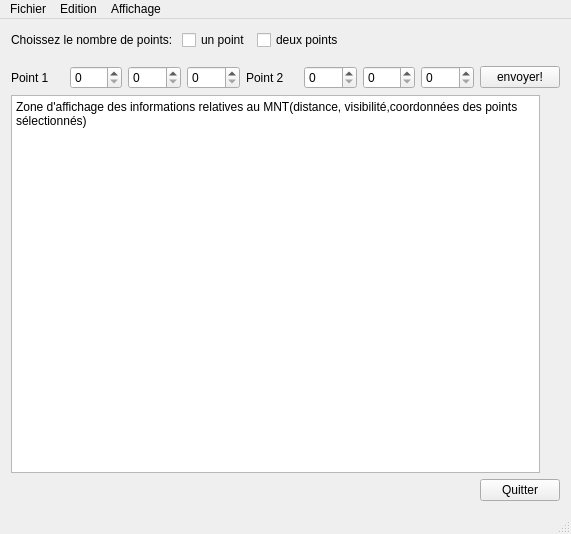
Old version of the form mainwindow.ui in the repository ppensier/projet_opengl.
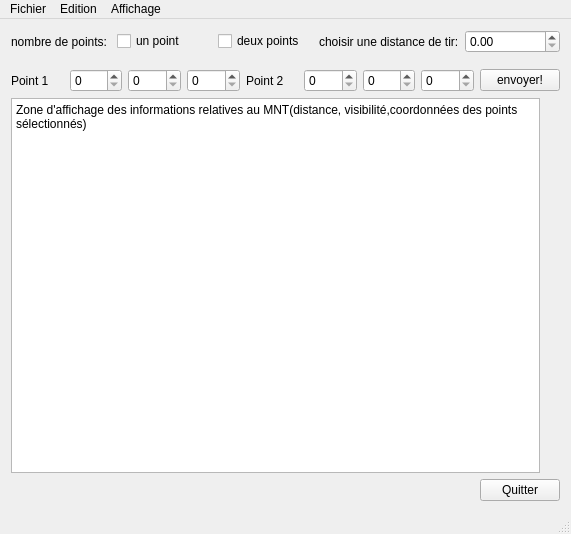
New version of the form.

The edit to the form file:
```diff
--- a/mainwindow.ui
+++ b/mainwindow.ui
@@ -23,7 +23,7 @@
       <item>
        <widget class="QLabel" name="label">
         <property name="text">
-         <string>Choissez le nombre de points: </string>
+         <string>nombre de points: </string>
         </property>
        </widget>
       </item>
@@ -42,17 +42,18 @@
        </widget>
       </item>
       <item>
-       <spacer name="horizontalSpacer_2">
-        <property name="orientation">
-         <enum>Qt::Horizontal</enum>
+       <widget class="QLabel" name="label_dist">
+        <property name="text">
+         <string>choisir une distance de tir:</string>
         </property>
-        <property name="sizeHint" stdset="0">
-         <size>
-          <width>40</width>
-          <height>20</height>
-         </size>
+       </widget>
+      </item>
+      <item>
+       <widget class="QDoubleSpinBox" name="dist_max">
+        <property name="maximum">
+         <double>10000.000000000000000</double>
         </property>
-       </spacer>
+       </widget>
       </item>
      </layout>
     </item>
```
Left out of the diff: 4 changed lines with no effect on the pictures.
